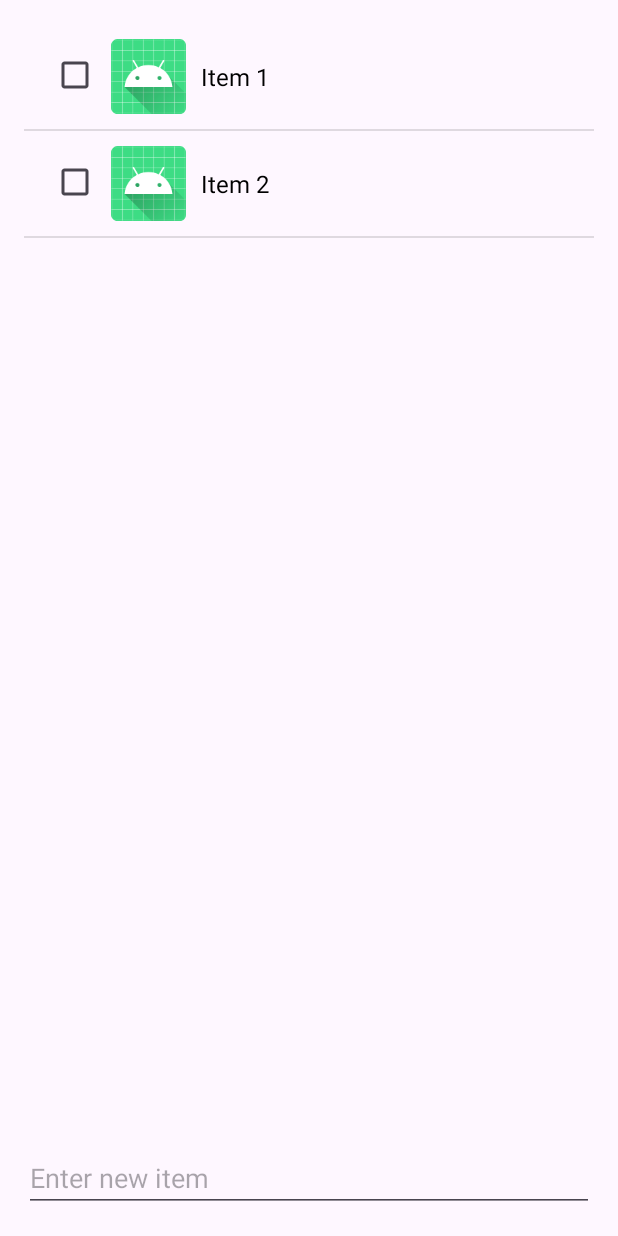
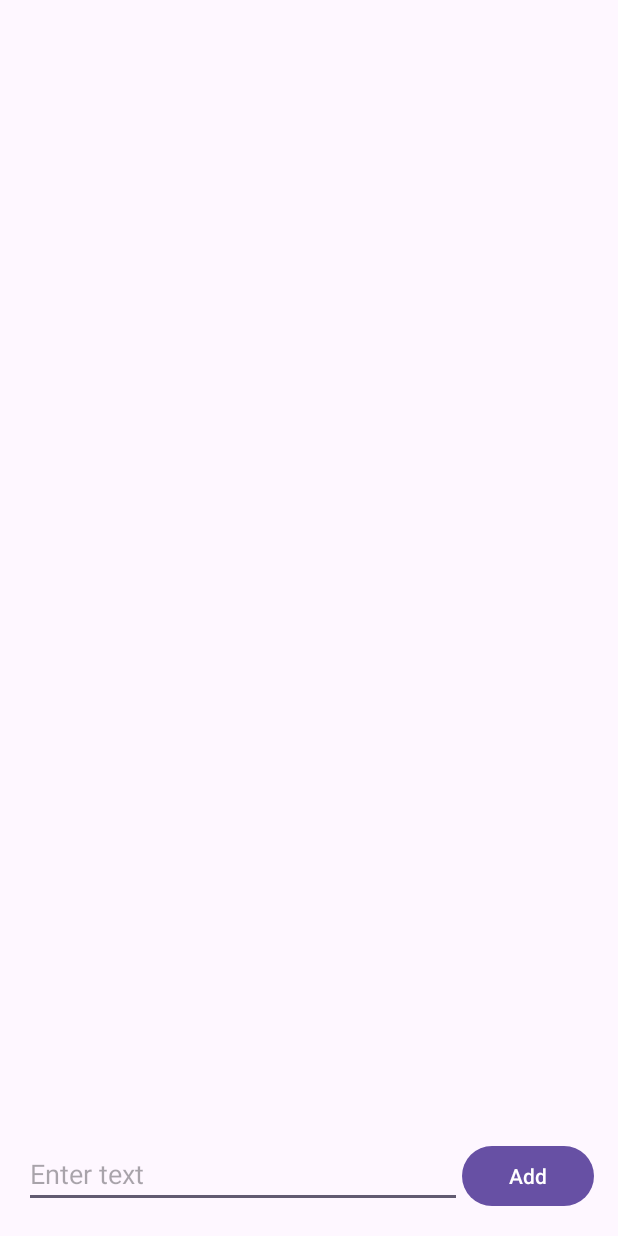
Before and after one commit to kevin07053986/MAHUSAY_KE_130FRI_AND, an Android app: the screen it shows after launch (MainActivity), on a phone screen of 412 x 824 dp. Run offline under Robolectric (Android 15) with nearby library versions, the phone set to English and light mode, and no system bars.

```diff
--- a/app/src/main/java/com/mab/linearlayout_application/CustomAdapter.java
+++ b/app/src/main/java/com/mab/linearlayout_application/CustomAdapter.java
@@ -8,26 +8,25 @@ import android.widget.BaseAdapter;
 import android.widget.CheckBox;
 import android.widget.ImageView;
 import android.widget.TextView;
-import java.util.ArrayList;
+import java.util.List;
 
 public class CustomAdapter extends BaseAdapter {
+    private Context context;
+    private List<ItemModel> itemList;
 
-    private final Context context;
-    private final ArrayList<ItemModel> items;
-
-    public CustomAdapter(Context context, ArrayList<ItemModel> items) {
+    public CustomAdapter(Context context, List<ItemModel> itemList) {
         this.context = context;
-        this.items = items;
+        this.itemList = itemList;
     }
 
     @Override
     public int getCount() {
-        return items.size();
+        return itemList.size();
     }
 
     @Override
     public Object getItem(int position) {
-        return items.get(position);
+        return itemList.get(position);
     }
 
     @Override
@@ -38,34 +37,29 @@ public class CustomAdapter extends BaseAdapter {
     @Override
     public View getView(int position, View convertView, ViewGroup parent) {
         if (convertView == null) {
-            LayoutInflater inflater = LayoutInflater.from(context);
-            convertView = inflater.inflate(R.layout.list_item, parent, false);
+            convertView = LayoutInflater.from(context).inflate(R.layout.list_item, parent, false);
         }
+
+        ItemModel currentItem = (ItemModel) getItem(position);
 
         CheckBox checkBox = convertView.findViewById(R.id.item_checkbox);
         ImageView imageView = convertView.findViewById(R.id.item_image);
         TextView textView = convertView.findViewById(R.id.item_text);
 
-        // Get the current item
-        ItemModel currentItem = items.get(position);
-
-        // Set the data for the current item
         checkBox.setChecked(currentItem.isChecked());
-        imageView.setImageResource(currentItem.getImageResource());
+        imageView.setImageResource(currentItem.getImageResId());
         textView.setText(currentItem.getText());
 
         return convertView;
     }
 
-    // Method to update the item at a specific position
-    public void updateItem(int position, String newText) {
-        items.get(position).setText(newText);
+    public void updateItem(int position, ItemModel newItem) {
+        itemList.set(position, newItem);
         notifyDataSetChanged();
     }
 
-    // Method to delete an item
-    public void deleteItem(int position) {
-        items.remove(position);
+    public void removeItem(int position) {
+        itemList.remove(position);
         notifyDataSetChanged();
     }
 }
--- a/app/src/main/java/com/mab/linearlayout_application/ItemModel.java
+++ b/app/src/main/java/com/mab/linearlayout_application/ItemModel.java
@@ -1,37 +1,33 @@
 package com.mab.linearlayout_application;
 
 public class ItemModel {
-    private boolean checked;
     private String text;
-    private int imageResource;
+    private int imageResId;
+    private boolean isChecked;
 
-    public ItemModel(String text, int imageResource, boolean checked) {
+    public ItemModel(String text, int imageResId, boolean isChecked) {
         this.text = text;
-        this.imageResource = imageResource;
-        this.checked = checked;
-    }
-
-    public boolean isChecked() {
-        return checked;
-    }
-
-    public void setChecked(boolean checked) {
-        this.checked = checked;
+        this.imageResId = imageResId;
+        this.isChecked = isChecked;
     }
 
     public String getText() {
         return text;
     }
 
+    public int getImageResId() {
+        return imageResId;
+    }
+
+    public boolean isChecked() {
+        return isChecked;
+    }
+
+    public void setChecked(boolean checked) {
+        isChecked = checked;
+    }
+
     public void setText(String text) {
         this.text = text;
     }
-
-    public int getImageResource() {
-        return imageResource;
-    }
-
-    public void setImageResource(int imageResource) {
-        this.imageResource = imageResource;
-    }
 }
--- a/app/src/main/java/com/mab/linearlayout_application/MainActivity.java
+++ b/app/src/main/java/com/mab/linearlayout_application/MainActivity.java
@@ -1,73 +1,105 @@
 package com.mab.linearlayout_application;
 
-import androidx.appcompat.app.AppCompatActivity;
 import android.os.Bundle;
-import android.os.Handler;
+import android.view.GestureDetector;
+import android.view.MotionEvent;
 import android.view.View;
 import android.widget.AdapterView;
+import android.widget.Button;
 import android.widget.EditText;
 import android.widget.ListView;
+import androidx.appcompat.app.AlertDialog;
+import androidx.appcompat.app.AppCompatActivity;
 import java.util.ArrayList;
+import java.util.List;
 
 public class MainActivity extends AppCompatActivity {
 
-    ListView listView;
-    CustomAdapter customAdapter;
-    ArrayList<ItemModel> items;
-    EditText inputEditText;
-    private int clickedPosition = -1;
-    private long lastClickTime = 0;
-    private static final long DOUBLE_CLICK_TIME_DELTA = 300;  // milliseconds
+    private List<ItemModel> itemList;
+    private CustomAdapter adapter;
+    private EditText inputText;
 
     @Override
     protected void onCreate(Bundle savedInstanceState) {
         super.onCreate(savedInstanceState);
         setContentView(R.layout.activity_main);
 
-        listView = findViewById(R.id.custom_listview);
-        inputEditText = findViewById(R.id.input_edit_text);
+        ListView listView = findViewById(R.id.item_list);
+        inputText = findViewById(R.id.input_text);
+        Button addButton = findViewById(R.id.add_button);
 
-        // Initialize the list of items
-        items = new ArrayList<>();
-        items.add(new ItemModel("Item 1", R.mipmap.ic_launcher, false));
-        items.add(new ItemModel("Item 2", R.mipmap.ic_launcher, false));
+        itemList = new ArrayList<>();
+        adapter = new CustomAdapter(this, itemList);
+        listView.setAdapter(adapter);
 
-        // Create an instance of the custom adapter and set it to the ListView
-        customAdapter = new CustomAdapter(this, items);
-        listView.setAdapter(customAdapter);
+        addButton.setOnClickListener(v -> {
+            String text = inputText.getText().toString();
+            if (!text.isEmpty()) {
+                ItemModel newItem = new ItemModel(text, R.drawable.ic_launcher_background, false);
+                itemList.add(newItem);
+                adapter.notifyDataSetChanged();
+                inputText.setText("");
+            }
+        });
 
-        // Set up the double-click listener to edit/delete items
-        listView.setOnItemClickListener(new AdapterView.OnItemClickListener() {
+        // Gesture detector for detecting double-tap
+        final GestureDetector gestureDetector = new GestureDetector(this, new GestureDetector.SimpleOnGestureListener() {
             @Override
-            public void onItemClick(AdapterView<?> parent, View view, final int position, long id) {
-                long clickTime = System.currentTimeMillis();
-                if (clickTime - lastClickTime < DOUBLE_CLICK_TIME_DELTA) {
-                    // Double click detected - show edit options (edit or delete)
-                    showEditOptions(position);
-                }
-                lastClickTime = clickTime;
+            public boolean onDoubleTap(MotionEvent e) {
+                return true;
             }
+        });
+
+        // Set an item click listener on the ListView
+        listView.setOnTouchListener((v, event) -> {
+            View child = listView.getChildAt(listView.pointToPosition((int) event.getX(), (int) event.getY()));
+            if (gestureDetector.onTouchEvent(event) && child != null) {
+                int position = listView.getPositionForView(child);
+                showEditDeleteDialog(position);
+            }
+            return false;
         });
     }
 
-    private void showEditOptions(final int position) {
-        inputEditText.setVisibility(View.VISIBLE);
-        inputEditText.setText(items.get(position).getText());
+    private void showEditDeleteDialog(int position) {
+        // Create an AlertDialog to show options Edit and Delete
+        AlertDialog.Builder builder = new AlertDialog.Builder(this);
+        builder.setTitle("Choose an option");
 
-        // Listener for updating item text
-        inputEditText.setOnEditorActionListener((v, actionId, event) -> {
-            String updatedText = inputEditText.getText().toString();
-            customAdapter.updateItem(position, updatedText);
-            inputEditText.setText("");
-            inputEditText.setVisibility(View.GONE);
-            return true;
+        // Create a dialog with two options: Edit and Delete
+        builder.setItems(new CharSequence[]{"Edit", "Delete"}, (dialog, which) -> {
+            if (which == 0) {
+                // Edit option selected
+                showEditDialog(position);
+            } else if (which == 1) {
+                // Delete option selected
+                adapter.removeItem(position);
+            }
         });
 
-        // To delete the item
-        new Handler().postDelayed(() -> {
-            if (!inputEditText.isShown()) {
-                customAdapter.deleteItem(position);
+        builder.show();
+    }
+
+    private void showEditDialog(int position) {
+        // Create an AlertDialog to edit the text
+        AlertDialog.Builder builder = new AlertDialog.Builder(this);
+        builder.setTitle("Edit Item");
+
+        final EditText input = new EditText(this);
+        input.setText(itemList.get(position).getText());
+        builder.setView(input);
+
+        // Set up Edit and Cancel buttons
+        builder.setPositiveButton("Save", (dialog, which) -> {
+            String newText = input.getText().toString();
+            if (!newText.isEmpty()) {
+                ItemModel updatedItem = new ItemModel(newText, itemList.get(position).getImageResId(), itemList.get(position).isChecked());
+                adapter.updateItem(position, updatedItem);
             }
-        }, 3000);
+        });
+
+        builder.setNegativeButton("Cancel", (dialog, which) -> dialog.cancel());
+
+        builder.show();
     }
 }
--- a/app/src/main/res/layout/activity_main.xml
+++ b/app/src/main/res/layout/activity_main.xml
@@ -1,22 +1,34 @@
-<?xml version="1.0" encoding="utf-8"?>
-<RelativeLayout xmlns:android="http://schemas.android.com/apk/res/android"
+<LinearLayout xmlns:android="http://schemas.android.com/apk/res/android"
     android:layout_width="match_parent"
     android:layout_height="match_parent"
+    android:orientation="vertical"
     android:padding="16dp">
 
-    <!-- ListView to display items -->
     <ListView
-        android:id="@+id/custom_listview"
+        android:id="@+id/item_list"
+        android:layout_width="match_parent"
+        android:layout_height="0dp"
+        android:layout_weight="1"
+        android:divider="@android:color/darker_gray"
+        android:dividerHeight="1dp"/>
+
+    <LinearLayout
         android:layout_width="match_parent"
         android:layout_height="wrap_content"
-        android:layout_above="@id/input_edit_text"
-        android:layout_alignParentTop="true"/>
+        android:orientation="horizontal">
 
-    <!-- EditText at the bottom of the screen -->
-    <EditText
-        android:id="@+id/input_edit_text"
-        android:layout_width="match_parent"
-        android:layout_height="wrap_content"
-        android:hint="Enter new item"
-        android:layout_alignParentBottom="true"/>
-</RelativeLayout>
+        <EditText
+            android:id="@+id/input_text"
+            android:layout_width="0dp"
+            android:layout_height="wrap_content"
+            android:layout_weight="1"
+            android:hint="Enter text" />
+
+        <Button
+            android:id="@+id/add_button"
+            android:layout_width="wrap_content"
+            android:layout_height="wrap_content"
+            android:text="Add" />
+    </LinearLayout>
+
+</LinearLayout>
--- a/app/src/main/res/layout/list_item.xml
+++ b/app/src/main/res/layout/list_item.xml
@@ -1,31 +1,27 @@
-<?xml version="1.0" encoding="utf-8"?>
 <LinearLayout xmlns:android="http://schemas.android.com/apk/res/android"
     android:layout_width="match_parent"
     android:layout_height="wrap_content"
     android:orientation="horizontal"
-    android:padding="10dp">
+    android:padding="8dp">
 
-    <!-- Checkbox for the item -->
     <CheckBox
         android:id="@+id/item_checkbox"
         android:layout_width="wrap_content"
         android:layout_height="wrap_content" />
 
-    <!-- Image on the left side -->
     <ImageView
         android:id="@+id/item_image"
-        android:layout_width="50dp"
-        android:layout_height="50dp"
-        android:src="@mipmap/ic_launcher"
-        android:layout_marginEnd="10dp"/>
+        android:layout_width="40dp"
+        android:layout_height="40dp"
+        android:src="@drawable/ic_launcher_background"
+        android:layout_margin="8dp"/>
 
-    <!-- Text in the middle -->
     <TextView
         android:id="@+id/item_text"
-        android:layout_width="wrap_content"
+        android:layout_width="0dp"
         android:layout_height="wrap_content"
+        android:layout_weight="1"
         android:text="Sample Item"
-        android:textSize="16sp"
-        android:textColor="#000"
-        android:layout_gravity="center_vertical"/>
+        android:padding="8dp" />
+
 </LinearLayout>
```
